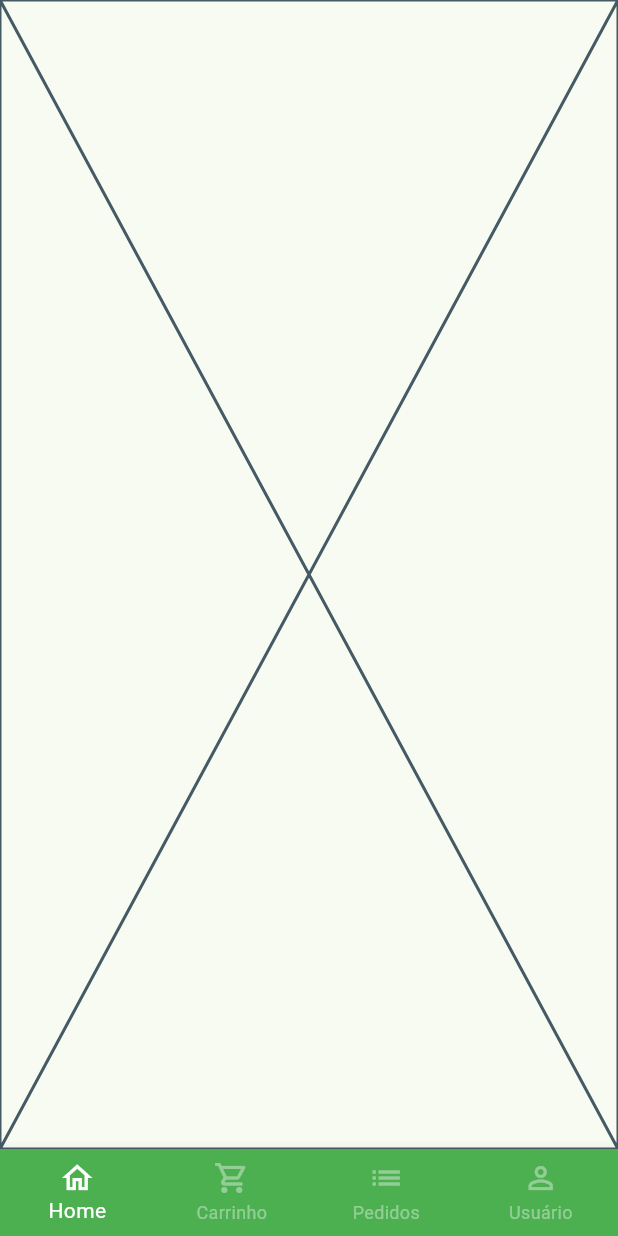
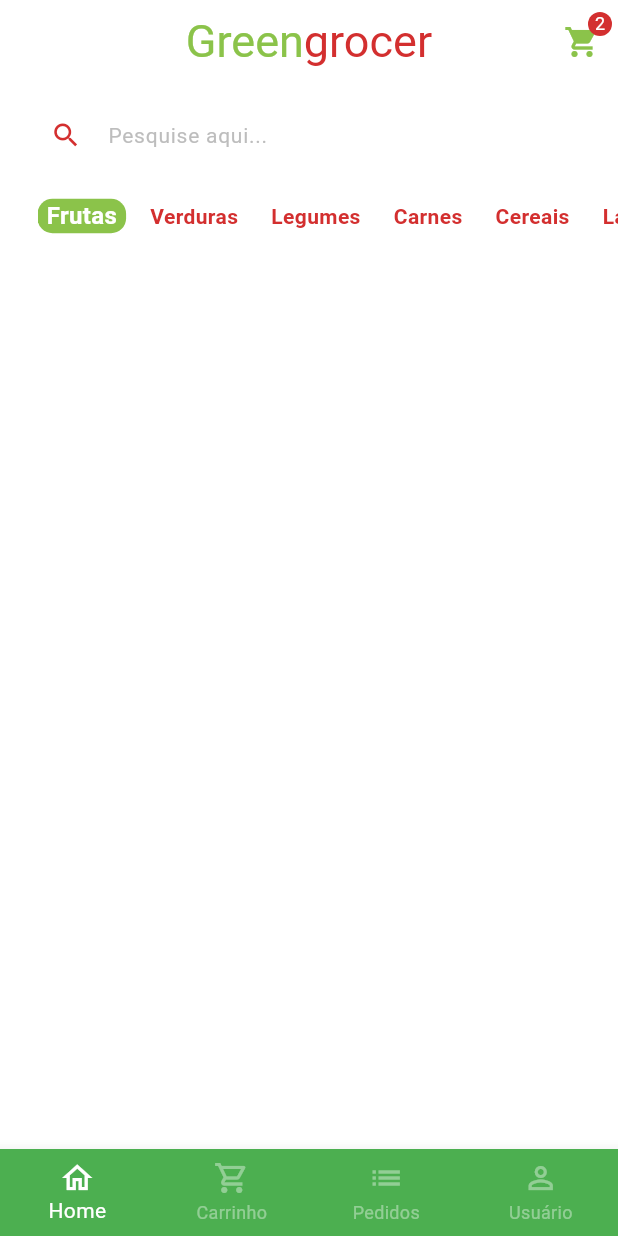
Before and after one commit to randradee/greengrocer, a Flutter app: the screen it shows after launch, after a tap on "Entrar", on a phone screen of 412 x 824 dp. Run offline on Flutter 3.47's test engine with Material 3 defaults, Android fonts, the phone set to English and light mode, and no system bars; our stand-ins replace animated_text_kit, mask_text_input_formatter.

Commit message:
the road so far

```diff
--- a/lib/main.dart
+++ b/lib/main.dart
@@ -14,9 +14,9 @@ class Greengrocer extends StatelessWidget {
     return MaterialApp(
       title: 'Greengrocer',
       theme: ThemeData(
-        colorScheme: ColorScheme.fromSeed(seedColor: Colors.green),
-        useMaterial3: true,
-      ),
+          colorScheme: ColorScheme.fromSeed(seedColor: Colors.green),
+          useMaterial3: true,
+          scaffoldBackgroundColor: Colors.white.withAlpha(190)),
       debugShowCheckedModeBanner: false,
       home: const SignInScreen(),
     );
--- /dev/null
+++ b/lib/src/home/components/category_tile.dart
@@ -0,0 +1,43 @@
+import 'package:flutter/material.dart';
+import 'package:greengrocer/src/config/custom_colors.dart';
+
+class CategoryTile extends StatelessWidget {
+  const CategoryTile({
+    super.key,
+    required this.category,
+    required this.isSelected,
+    required this.onPressed,
+  });
+
+  final String category;
+  final bool isSelected;
+  final VoidCallback onPressed;
+
+  @override
+  Widget build(BuildContext context) {
+    return GestureDetector(
+      onTap: onPressed,
+      child: Align(
+        alignment: Alignment.center,
+        child: Container(
+          padding: const EdgeInsets.symmetric(horizontal: 6),
+          decoration: BoxDecoration(
+            borderRadius: BorderRadius.circular(10),
+            color: isSelected
+                ? CustomColors.customSwatchColor
+                : Colors.transparent,
+          ),
+          child: Text(
+            category,
+            style: TextStyle(
+              color:
+                  isSelected ? Colors.white : CustomColors.customContrastColor,
+              fontWeight: FontWeight.bold,
+              fontSize: isSelected ? 16 : 14,
+            ),
+          ),
+        ),
+      ),
+    );
+  }
+}
--- a/lib/src/home/home_tab.dart
+++ b/lib/src/home/home_tab.dart
@@ -1,4 +1,6 @@
 import 'package:flutter/material.dart';
+import 'package:greengrocer/src/config/custom_colors.dart';
+import 'package:greengrocer/src/home/components/category_tile.dart';
 
 class HomeTab extends StatefulWidget {
   const HomeTab({super.key});
@@ -8,8 +10,104 @@ class HomeTab extends StatefulWidget {
 }
 
 class _HomeTabState extends State<HomeTab> {
+  final List<String> categories = [
+    'Frutas',
+    'Verduras',
+    'Legumes',
+    'Carnes',
+    'Cereais',
+    'Laticínios'
+  ];
+
+  String selectedCategory = 'Frutas';
+
   @override
   Widget build(BuildContext context) {
-    return const Placeholder();
+    return Scaffold(
+      // App bar
+      appBar: AppBar(
+        backgroundColor: Colors.transparent,
+        elevation: 0,
+        centerTitle: true,
+        title: Text.rich(
+          TextSpan(style: const TextStyle(fontSize: 30), children: [
+            TextSpan(
+                text: 'Green',
+                style: TextStyle(color: CustomColors.customSwatchColor)),
+            TextSpan(
+                text: 'grocer',
+                style: TextStyle(color: CustomColors.customContrastColor))
+          ]),
+        ),
+        actions: [
+          SafeArea(
+            child: Badge(
+              backgroundColor: CustomColors.customContrastColor,
+              label: const Text(
+                '2',
+              ),
+              textStyle: const TextStyle(color: Colors.white, fontSize: 12),
+              offset: const Offset(-4, 4),
+              child: IconButton(
+                  onPressed: () {},
+                  icon: Icon(
+                    Icons.shopping_cart,
+                    color: CustomColors.customSwatchColor,
+                  )),
+            ),
+          )
+        ],
+      ),
+      body: Column(
+        children: [
+          // Campo de pesquisa
+          Padding(
+            padding: const EdgeInsets.symmetric(horizontal: 20, vertical: 10),
+            child: TextFormField(
+              decoration: InputDecoration(
+                filled: true,
+                fillColor: Colors.white,
+                isDense: true,
+                hintText: 'Pesquise aqui...',
+                hintStyle: TextStyle(
+                  color: Colors.grey.shade400,
+                  fontSize: 14,
+                ),
+                prefixIcon: Icon(
+                  Icons.search,
+                  color: CustomColors.customContrastColor,
+                  size: 21,
+                ),
+                border: OutlineInputBorder(
+                    borderRadius: BorderRadius.circular(60),
+                    borderSide: const BorderSide(
+                      width: 0,
+                      style: BorderStyle.none,
+                    )),
+              ),
+            ),
+          ),
+          // Filtro de categorias
+          Container(
+            padding: const EdgeInsets.only(left: 25),
+            height: 40,
+            child: ListView.separated(
+              scrollDirection: Axis.horizontal,
+              itemBuilder: (_, index) => CategoryTile(
+                onPressed: () {
+                  setState(() {
+                    selectedCategory = categories[index];
+                  });
+                },
+                category: categories[index],
+                isSelected: categories[index] == selectedCategory,
+              ),
+              separatorBuilder: (_, index) => const SizedBox(width: 10),
+              itemCount: categories.length,
+            ),
+          )
+        ],
+      ),
+    );
   }
 }
```
Also changed, not shown: lib/src/base/base_screen.dart (+6 -1 lines).
